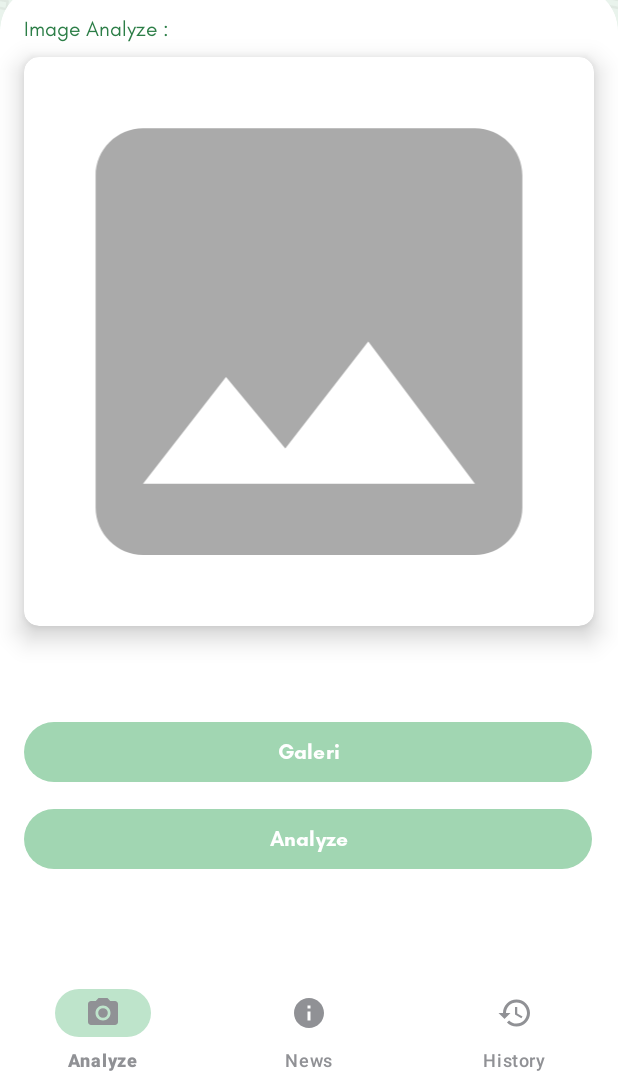
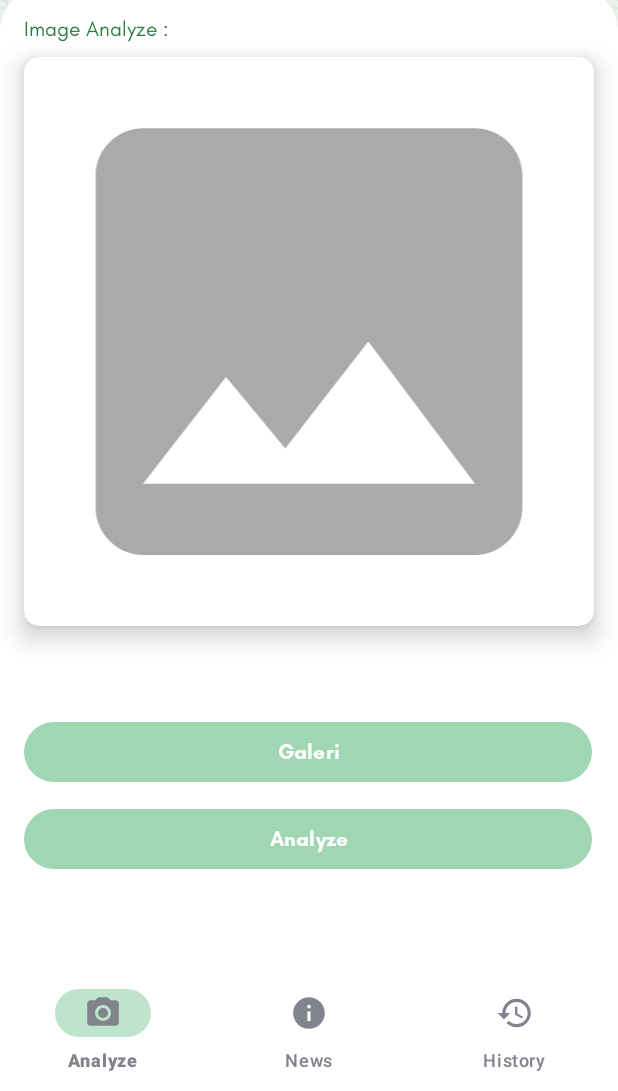
Before and after one commit to DaffaPutraS/Asclepius, an Android app: the screen it shows after launch (MainActivity), on a phone screen of 412 x 824 dp, the part 145-1236 px from its top. Run offline under Robolectric (Android 15) with nearby library versions, the phone set to English and light mode, and no system bars; libraries missing offline, so code that uses them is left out: com.yalantis.ucrop, org.tensorflow.lite; pictures from the network do not load.

Commit message:
replace bottom nav

```diff
--- a/app/src/main/res/layout/activity_main.xml
+++ b/app/src/main/res/layout/activity_main.xml
@@ -3,6 +3,7 @@
     xmlns:android="http://schemas.android.com/apk/res/android"
     xmlns:app="http://schemas.android.com/apk/res-auto"
     xmlns:tools="http://schemas.android.com/tools"
+    android:id="@+id/main"
     android:layout_width="match_parent"
     android:layout_height="match_parent"
     tools:context=".view.MainActivity">
@@ -10,27 +11,27 @@
     <!-- Fragment container -->
     <FrameLayout
         android:id="@+id/fragment_container"
-        android:layout_width="0dp"
+        android:layout_width="match_parent"
         android:layout_height="0dp"
-        app:layout_constraintTop_toTopOf="parent"
-        app:layout_constraintBottom_toTopOf="@id/bottom_navigation"
+        app:layout_constraintBottom_toTopOf="@+id/bottom_navigation"
+        app:layout_constraintEnd_toEndOf="parent"
         app:layout_constraintStart_toStartOf="parent"
-        app:layout_constraintEnd_toEndOf="parent" />
+        app:layout_constraintTop_toTopOf="parent" />
 
     <!-- Bottom Navigation -->
     <com.google.android.material.bottomnavigation.BottomNavigationView
         android:id="@+id/bottom_navigation"
-        android:layout_width="0dp"
+        android:layout_width="match_parent"
         android:layout_height="wrap_content"
-        android:layout_gravity="bottom"
         android:background="@color/white"
-        android:forceHasOverlappingRendering="true"
-        app:itemIconTint="@color/secondary"
-        app:itemTextColor="@color/secondary"
-        android:elevation="8dp"
+        app:itemActiveIndicatorStyle="@style/App.Custom.Indicator"
+        app:itemIconSize="25dp"
+        app:itemIconTint="@color/secondaryColor"
+        app:itemTextColor="@color/secondaryColor"
         app:layout_constraintBottom_toBottomOf="parent"
         app:layout_constraintEnd_toEndOf="parent"
         app:layout_constraintStart_toStartOf="parent"
-        app:menu="@menu/bottom_navigation_menu" />
+        app:layout_constraintTop_toBottomOf="@+id/fragment_container"
+        app:menu="@menu/bottom_navigation" />
 
 </androidx.constraintlayout.widget.ConstraintLayout>
--- /dev/null
+++ b/app/src/main/res/menu/bottom_navigation.xml
@@ -0,0 +1,17 @@
+<?xml version="1.0" encoding="utf-8"?>
+<menu xmlns:android="http://schemas.android.com/apk/res/android">
+    <item
+        android:id="@+id/nav_analyze"
+        android:title="@string/analyze"
+        android:icon="@drawable/ic_camera"/>
+
+    <item
+        android:id="@+id/nav_news"
+        android:title="@string/news"
+        android:icon="@drawable/ic_info"/>
+
+    <item
+        android:id="@+id/nav_history"
+        android:title="@string/history"
+        android:icon="@drawable/ic_history"/>
+</menu>
--- a/app/src/main/res/values-night/themes.xml
+++ b/app/src/main/res/values-night/themes.xml
@@ -13,4 +13,8 @@
     </style>
 
     <style name="Theme.Asclepius" parent="Base.Theme.Asclepius" />
+
+    <style name="App.Custom.Indicator" parent="Widget.Material3.BottomNavigationView.ActiveIndicator">
+        <item name="android:color">@color/secondaryContainer</item>
+    </style>
 </resources>
--- a/app/src/main/res/values/colors.xml
+++ b/app/src/main/res/values/colors.xml
@@ -14,4 +14,5 @@
     <color name="onSecondaryContainer">#131C2B</color>
     <color name="background">#F9F9FF</color>
     <color name="onBackground">#191C20</color>
+    <color name="yellow">#ffd230</color>
 </resources>
--- a/app/src/main/res/values/themes.xml
+++ b/app/src/main/res/values/themes.xml
@@ -13,4 +13,8 @@
     </style>
 
     <style name="Theme.Asclepius" parent="Base.Theme.Asclepius" />
+
+    <style name="App.Custom.Indicator" parent="Widget.Material3.BottomNavigationView.ActiveIndicator">
+        <item name="android:color">@color/secondaryContainer</item>
+    </style>
 </resources>
```
